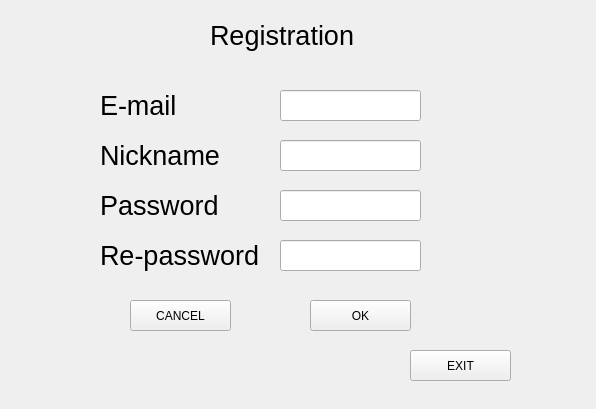
This is Classes/GUI/register.ui in EKaczmarek/BomberMan as Qt 5 draws it before an edit. The edited form follows.
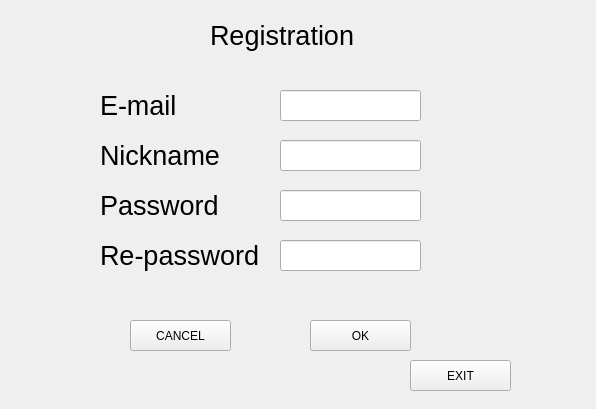
This is the edited form.

The edit to the form file:
```diff
--- a/Classes/GUI/register.ui
+++ b/Classes/GUI/register.ui
@@ -23,7 +23,7 @@
    <property name="geometry">
     <rect>
      <x>310</x>
-     <y>300</y>
+     <y>320</y>
      <width>101</width>
      <height>31</height>
     </rect>
@@ -93,7 +93,7 @@
    <property name="geometry">
     <rect>
      <x>130</x>
-     <y>300</y>
+     <y>320</y>
      <width>101</width>
      <height>31</height>
     </rect>
@@ -144,7 +144,7 @@
    <property name="geometry">
     <rect>
      <x>410</x>
-     <y>350</y>
+     <y>360</y>
      <width>101</width>
      <height>31</height>
     </rect>
@@ -230,6 +230,19 @@
     </rect>
    </property>
   </widget>
+  <widget class="QLabel" name="label">
+   <property name="geometry">
+    <rect>
+     <x>270</x>
+     <y>280</y>
+     <width>171</width>
+     <height>31</height>
+    </rect>
+   </property>
+   <property name="text">
+    <string/>
+   </property>
+  </widget>
  </widget>
  <resources/>
  <connections/>
```
